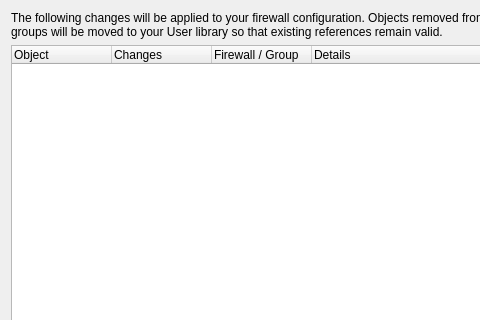
Old version of the form src/firewallfabrik/gui/ui/updatelibpreviewdialog_q.ui in the repository Linuxfabrik/firewallfabrik; both pictures show x 0 to 480 and y 0 to 320 of the 800 by 520 pixel window.
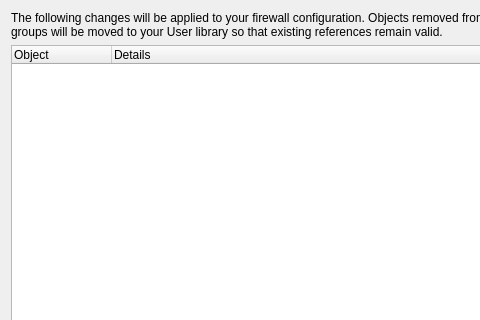
New version of the form.

The edit to the form file:
```diff
--- a/src/firewallfabrik/gui/ui/updatelibpreviewdialog_q.ui
+++ b/src/firewallfabrik/gui/ui/updatelibpreviewdialog_q.ui
@@ -67,16 +67,6 @@
        <string>Object</string>
       </property>
      </column>
-     <column>
-      <property name="text">
-       <string>Changes</string>
-      </property>
-     </column>
-     <column>
-      <property name="text">
-       <string>Firewall / Group</string>
-      </property>
-     </column>
      <column>
       <property name="text">
        <string>Details</string>
```
